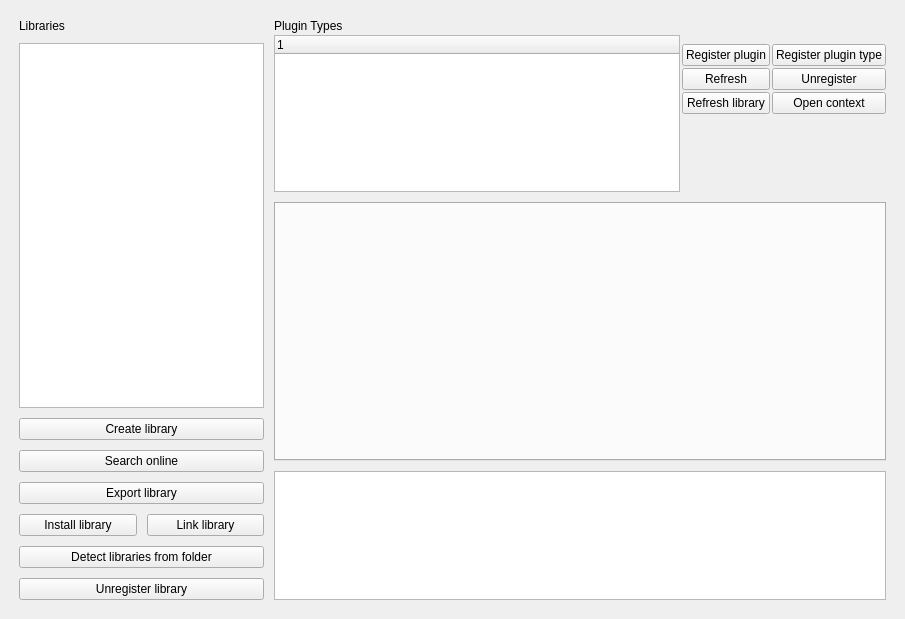
This is ui/plugin_manager.ui in coe-marble/rpp_plugin_registrator as Qt 5 draws it before an edit. The edited form follows.
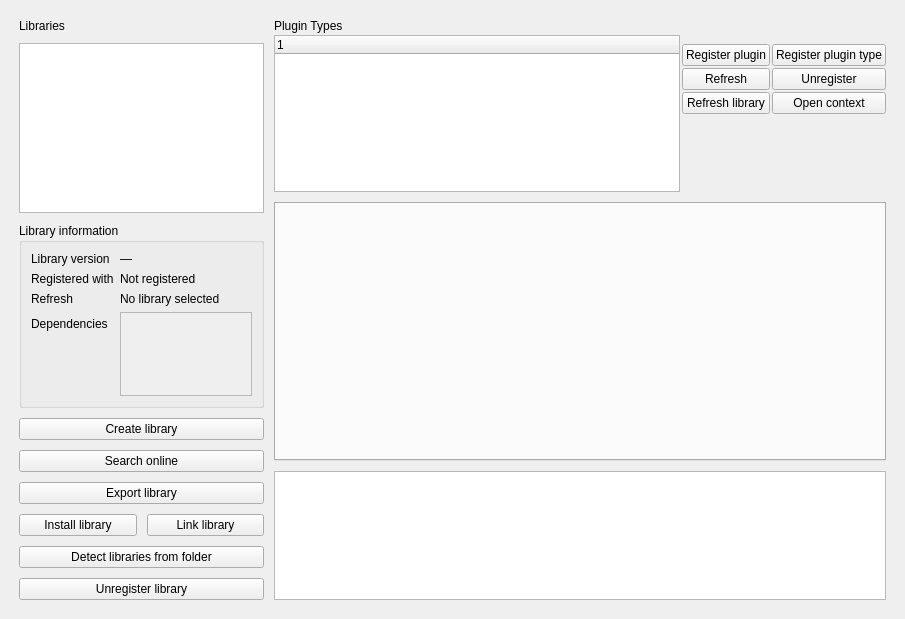
This is the edited form.

Commit message:
Add proper version handling
Update version

What changed in the file:
```diff
--- a/ui/plugin_manager.ui
+++ b/ui/plugin_manager.ui
@@ -51,6 +51,116 @@
           </property>
          </widget>
         </item>
+        <item>
+         <widget class="QGroupBox" name="libraryInformationGroup">
+          <property name="minimumSize">
+           <size>
+            <width>0</width>
+            <height>185</height>
+           </size>
+          </property>
+          <property name="maximumSize">
+           <size>
+            <width>16777215</width>
+            <height>185</height>
+           </size>
+          </property>
+          <property name="title">
+           <string>Library information</string>
+          </property>
+          <layout class="QFormLayout" name="libraryInformationLayout">
+           <property name="fieldGrowthPolicy">
+            <enum>QFormLayout::AllNonFixedFieldsGrow</enum>
+           </property>
+           <item row="0" column="0">
+            <widget class="QLabel" name="libraryVersionLabel">
+             <property name="text">
+              <string>Library version</string>
+             </property>
+            </widget>
+           </item>
+           <item row="0" column="1">
+            <widget class="QLabel" name="libraryVersionValue">
+             <property name="text">
+              <string>—</string>
+             </property>
+            </widget>
+           </item>
+           <item row="1" column="0">
+            <widget class="QLabel" name="registeredRegistratorVersionLabel">
+             <property name="text">
+              <string>Registered with</string>
+             </property>
+            </widget>
+           </item>
+           <item row="1" column="1">
+            <widget class="QLabel" name="registeredRegistratorVersionValue">
+             <property name="text">
+              <string>Not registered</string>
+             </property>
+            </widget>
+           </item>
+           <item row="2" column="0">
+            <widget class="QLabel" name="libraryRefreshStatusLabel">
+             <property name="text">
+              <string>Refresh</string>
+             </property>
+            </widget>
+           </item>
+           <item row="2" column="1">
+            <widget class="QLabel" name="libraryRefreshStatusValue">
+             <property name="text">
+              <string>No library selected</string>
+             </property>
+            </widget>
+           </item>
+           <item row="3" column="0">
+            <widget class="QLabel" name="libraryDependenciesLabel">
+             <property name="text">
+              <string>Dependencies</string>
+             </property>
+            </widget>
+           </item>
+           <item row="3" column="1">
+            <widget class="QScrollArea" name="libraryDependenciesScrollArea">
+             <property name="verticalScrollBarPolicy">
+              <enum>Qt::ScrollBarAsNeeded</enum>
+             </property>
+             <property name="horizontalScrollBarPolicy">
+              <enum>Qt::ScrollBarAlwaysOff</enum>
+             </property>
+             <property name="widgetResizable">
+              <bool>true</bool>
+             </property>
+             <widget class="QWidget" name="libraryDependenciesWidget">
+              <property name="geometry">
+               <rect>
+                <x>0</x>
+                <y>0</y>
+                <width>160</width>
+                <height>60</height>
+               </rect>
+              </property>
+              <layout class="QVBoxLayout" name="libraryDependenciesLayout">
+               <property name="leftMargin">
+                <number>0</number>
+               </property>
+               <property name="topMargin">
+                <number>0</number>
+               </property>
+               <property name="rightMargin">
+                <number>0</number>
+               </property>
+               <property name="bottomMargin">
+                <number>0</number>
+               </property>
+              </layout>
+             </widget>
+            </widget>
+           </item>
+          </layout>
+         </widget>
+        </item>
         <item>
          <layout class="QHBoxLayout" name="horizontalLayout_4">
           <property name="topMargin">
```
The commit also changes 16 other files.
